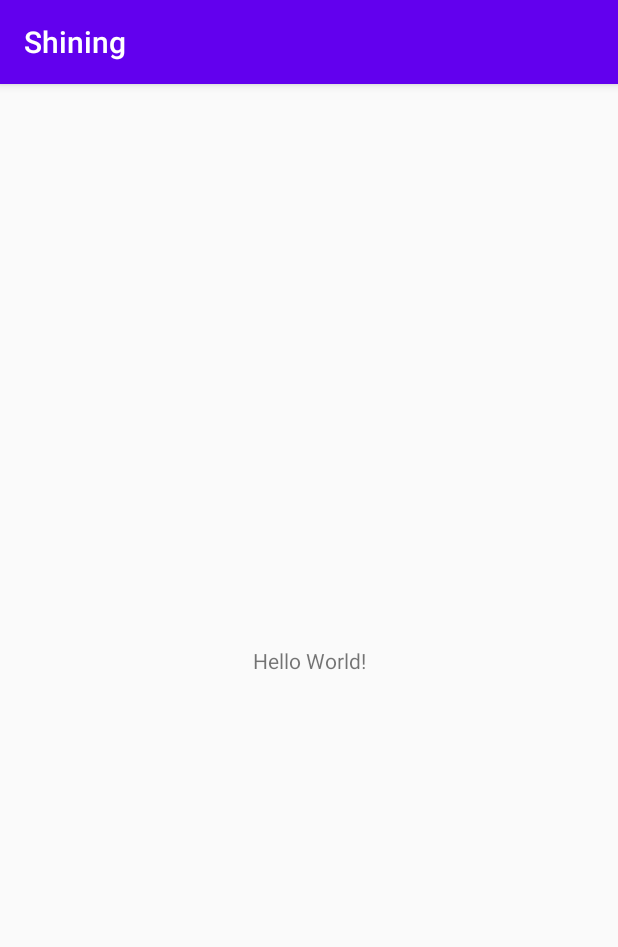
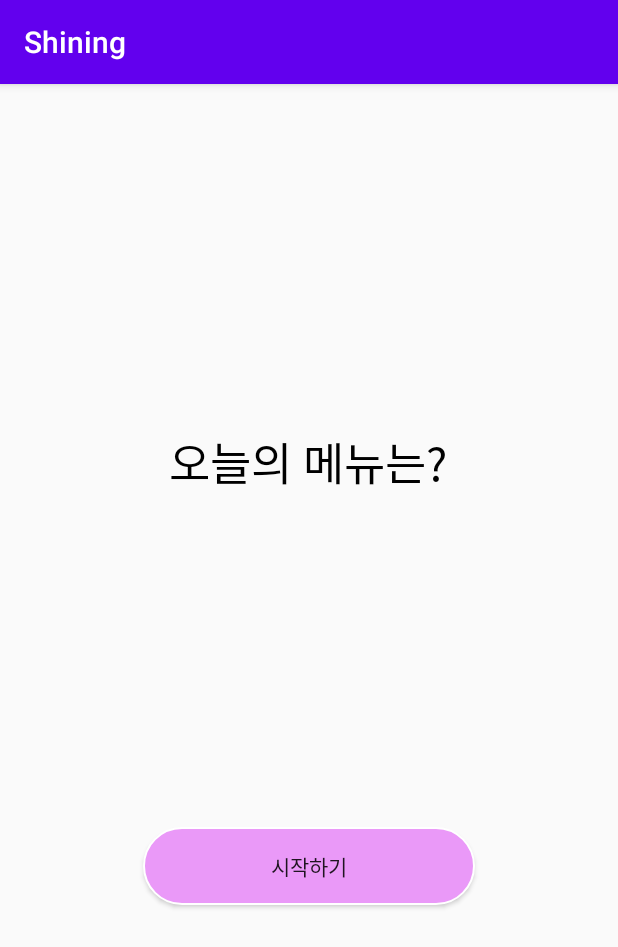
Before and after one commit to yoonkyoungchoi/Churp, an Android app: the screen it shows after launch (MainActivity), on a phone screen of 412 x 824 dp. Shown: the top 947 px of the screen. Run offline under Robolectric (Android 15) with nearby library versions, the phone set to English and light mode, and no system bars.

Commit message:
메인 페이지 처음 수정본 (#1)

```diff
--- a/app/src/main/AndroidManifest.xml
+++ b/app/src/main/AndroidManifest.xml
@@ -9,6 +9,9 @@
         android:roundIcon="@mipmap/ic_launcher_round"
         android:supportsRtl="true"
         android:theme="@style/AppTheme">
+        <activity android:name=".Choice_people"></activity>
+        <activity android:name=".splash_activity" />
+        <activity android:name=".Mainmenu" />
         <activity android:name=".MainActivity">
             <intent-filter>
                 <action android:name="android.intent.action.MAIN" />
--- a/app/src/main/java/kr/hs/emirim/julianneyi/shining/MainActivity.java
+++ b/app/src/main/java/kr/hs/emirim/julianneyi/shining/MainActivity.java
@@ -2,7 +2,10 @@ package kr.hs.emirim.julianneyi.shining;
 
 import androidx.appcompat.app.AppCompatActivity;
 
+import android.content.Intent;
 import android.os.Bundle;
+import android.view.View;
+import android.widget.Button;
 
 public class MainActivity extends AppCompatActivity {
 
@@ -10,6 +13,18 @@ public class MainActivity extends AppCompatActivity {
     protected void onCreate(Bundle savedInstanceState) {
         super.onCreate(savedInstanceState);
         setContentView(R.layout.activity_main);
-        ///ioooouioiuououooiuio
+
+
+
+        Button choicebtn = (Button)findViewById(R.id.choicebtn);
+        choicebtn.setOnClickListener(new View.OnClickListener() {
+            @Override
+            public void onClick(View view) {
+                Intent intent = new Intent(getApplicationContext(),Mainmenu.class);
+                startActivity(intent);
+                startActivity(new Intent(MainActivity.this, Mainmenu.class));
+                overridePendingTransition(R.anim.action_left, R.anim.action_left);
+            }
+        });
     }
 }
--- /dev/null
+++ b/app/src/main/res/anim/action_left.xml
@@ -0,0 +1,5 @@
+<translate xmlns:android="http://schemas.android.com/apk/res/android"
+    android:duration="250"
+    android:fromXDelta="-100%"
+    android:interpolator="@android:anim/decelerate_interpolator"
+    android:toXDelta="0%" />
--- /dev/null
+++ b/app/src/main/res/drawable/button_round_maincolor.xml
@@ -0,0 +1,14 @@
+<?xml version="1.0" encoding="utf-8"?>
+<shape xmlns:android="http://schemas.android.com/apk/res/android"
+    android:padding="10dp"
+    android:shape="rectangle" >
+    <solid android:color="#EA99F8" />
+    <corners
+        android:bottomLeftRadius="100dp"
+        android:bottomRightRadius="100dp"
+        android:topLeftRadius="100dp"
+        android:topRightRadius="100dp" />
+    <stroke
+        android:width="1dp"
+        android:color="#FFFFFF" />
+</shape>
--- a/app/src/main/res/layout/activity_main.xml
+++ b/app/src/main/res/layout/activity_main.xml
@@ -7,12 +7,32 @@
     tools:context=".MainActivity">
 
     <TextView
+        android:id="@+id/maintext"
         android:layout_width="wrap_content"
         android:layout_height="wrap_content"
-        android:text="Hello World!"
+        android:fontFamily="@font/maruburiregular"
+        android:text="오늘의 메뉴는?"
+        android:textColor="@android:color/black"
+        android:textSize="30dp"
         app:layout_constraintBottom_toBottomOf="parent"
+        app:layout_constraintEnd_toEndOf="parent"
+        app:layout_constraintHorizontal_bias="0.497"
         app:layout_constraintLeft_toLeftOf="parent"
         app:layout_constraintRight_toRightOf="parent"
-        app:layout_constraintTop_toTopOf="parent" />
+        app:layout_constraintStart_toStartOf="parent"
+        app:layout_constraintTop_toTopOf="parent"
+        app:layout_constraintVertical_bias="0.317" />
+
+    <Button
+        android:id="@+id/choicebtn"
+        android:layout_width="221dp"
+        android:layout_height="52dp"
+        android:gravity="center"
+        android:text="시작하기"
+        android:background="@drawable/button_round_maincolor"
+        app:layout_constraintBottom_toBottomOf="parent"
+        app:layout_constraintEnd_toEndOf="parent"
+        app:layout_constraintStart_toStartOf="parent"
+        app:layout_constraintTop_toBottomOf="@+id/maintext" />
 
 </androidx.constraintlayout.widget.ConstraintLayout>
```
Also changed, not shown: app/src/main/java/kr/hs/emirim/julianneyi/shining/Choice_people.java (added, +14 -0 lines), app/src/main/java/kr/hs/emirim/julianneyi/shining/splash_activity.java (added, +14 -0 lines), app/src/main/res/drawable-v24/button_round_green.xml (added, +14 -0 lines), app/src/main/res/drawable-v24/button_round_pink.xml (added, +14 -0 lines), app/src/main/res/drawable-v24/button_round_red.xml (added, +14 -0 lines), app/src/main/res/drawable/button_round_orange.xml (added, +14 -0 lines), app/src/main/res/font/font.xml (added, +7 -0 lines), app/src/main/res/layout/activity_choice_people.xml (added, +9 -0 lines), app/src/main/res/layout/activity_splash_activity.xml (added, +15 -0 lines), 1 other file.
